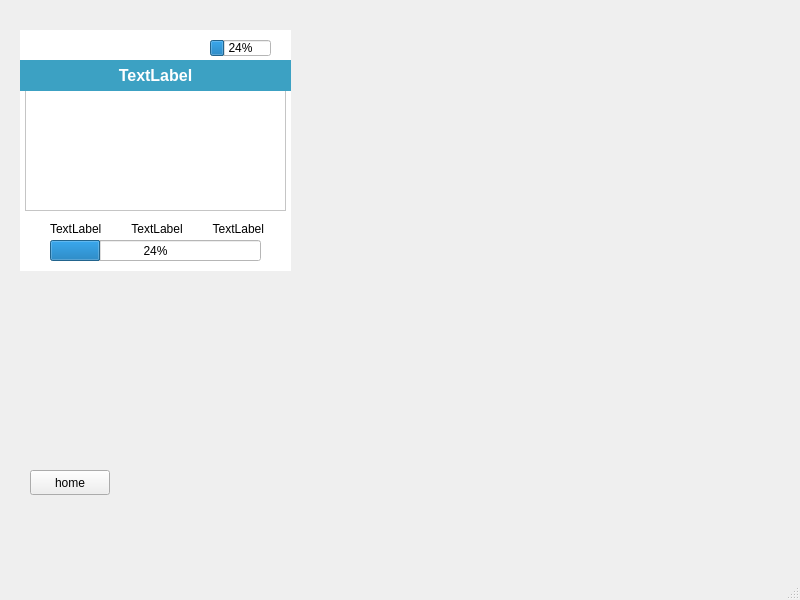
Qt form mainwindow.ui (lasitha-amuwala/CES-Simulator) before a commit.
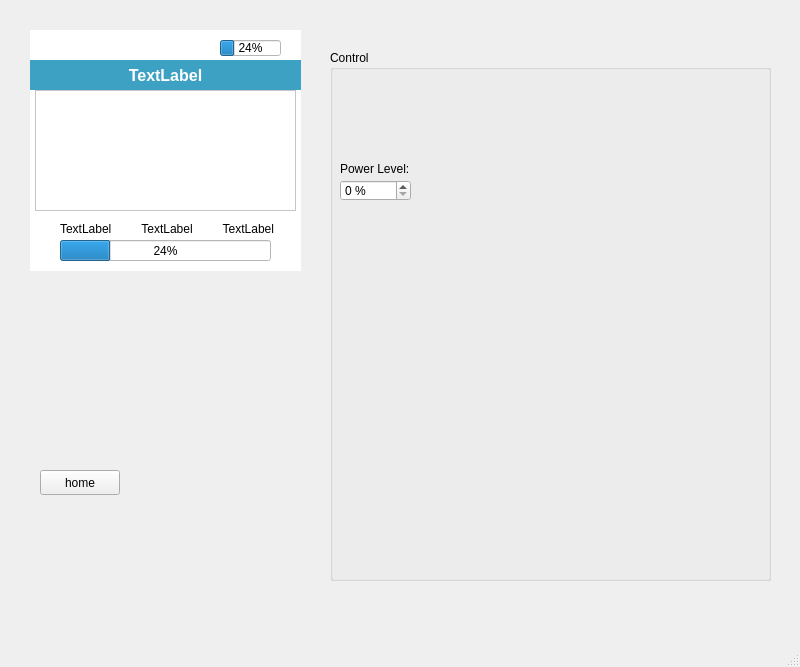
The same form after that commit. Icons and pictures are not drawn.

The edit to the form file:
```diff
--- a/mainwindow.ui
+++ b/mainwindow.ui
@@ -7,32 +7,119 @@
     <x>0</x>
     <y>0</y>
     <width>800</width>
-    <height>600</height>
+    <height>667</height>
    </rect>
   </property>
   <property name="windowTitle">
    <string>MainWindow</string>
   </property>
   <widget class="QWidget" name="centralwidget">
-   <widget class="QGraphicsView" name="graphicsView">
+   <widget class="QWidget" name="CESWidget" native="true">
     <property name="geometry">
      <rect>
       <x>10</x>
       <y>20</y>
-      <width>292</width>
+      <width>311</width>
       <height>521</height>
      </rect>
     </property>
+    <widget class="QPushButton" name="lockButtton">
+     <property name="geometry">
+      <rect>
+       <x>230</x>
+       <y>270</y>
+       <width>50</width>
+       <height>50</height>
+      </rect>
+     </property>
     <property name="styleSheet">
-     <string notr="true">border-image: url(:/resources/Overlay.svg);
-background-color: rgba(255, 255, 255, 0);</string>
+      <string notr="true">QPushButton {
+image: url(:/resources/LockButton.svg);
+border-radius:25px;
+}
+
+QPushButton:pressed {
+	background-color: #00D100;
+}</string>
+     </property>
+     <property name="text">
+      <string/>
+     </property>
+    </widget>
+    <widget class="QPushButton" name="okButton">
+     <property name="geometry">
+      <rect>
+       <x>130</x>
+       <y>370</y>
+       <width>50</width>
+       <height>50</height>
+      </rect>
+     </property>
+     <property name="styleSheet">
+      <string notr="true">QPushButton {
+image: url(:/resources/OkButton2.svg);
+border-radius: 25px;
+}
+
+QPushButton:pressed {
+	background-color: #00D100;
+}</string>
+     </property>
+     <property name="text">
+      <string/>
+     </property>
+    </widget>
+    <widget class="QPushButton" name="downButton">
+     <property name="geometry">
+      <rect>
+       <x>130</x>
+       <y>430</y>
+       <width>50</width>
+       <height>50</height>
+      </rect>
+     </property>
+     <property name="styleSheet">
+      <string notr="true">QPushButton {
+image: url(:/resources/DownButton.svg);
+border-radius: 25px;
+}
+
+QPushButton:pressed {
+	background-color: #00D100;
+}</string>
+     </property>
+     <property name="text">
+      <string/>
+     </property>
+    </widget>
+    <widget class="QPushButton" name="plusButton">
+     <property name="geometry">
+      <rect>
+       <x>190</x>
+       <y>370</y>
+       <width>50</width>
+       <height>50</height>
+      </rect>
+     </property>
+     <property name="styleSheet">
+      <string notr="true">QPushButton {
+image: url(:/resources/PlusButton.svg);
+border-radius:25px;
+}
+
+QPushButton:pressed {
+	background-color: #00D100;
+}</string>
+     </property>
+     <property name="text">
+      <string/>
     </property>
    </widget>
    <widget class="QPushButton" name="powerButton">
     <property name="geometry">
      <rect>
       <x>30</x>
-      <y>290</y>
+       <y>270</y>
       <width>51</width>
       <height>51</height>
      </rect>
@@ -51,57 +138,24 @@
      <string/>
     </property>
    </widget>
-   <widget class="QPushButton" name="upButton">
+    <widget class="QPushButton" name="homeButton">
     <property name="geometry">
      <rect>
-      <x>130</x>
-      <y>330</y>
-      <width>50</width>
-      <height>50</height>
-     </rect>
-    </property>
-    <property name="styleSheet">
-     <string notr="true">QPushButton {
-image: url(:/resources/UpButton.svg);
-border-radius: 25px;
-}
-
-QPushButton:pressed {
-	background-color: #00D100
-}</string>
-    </property>
-    <property name="text">
-     <string/>
-    </property>
-   </widget>
-   <widget class="QPushButton" name="downButton">
-    <property name="geometry">
-     <rect>
-      <x>130</x>
+       <x>30</x>
       <y>450</y>
-      <width>50</width>
-      <height>50</height>
-     </rect>
-    </property>
-    <property name="styleSheet">
-     <string notr="true">QPushButton {
-image: url(:/resources/DownButton.svg);
-border-radius: 25px;
-}
-
-QPushButton:pressed {
-	background-color: #00D100;
-}</string>
-    </property>
+       <width>80</width>
+       <height>25</height>
+      </rect>
+     </property>
     <property name="text">
-     <string/>
+      <string>home</string>
     </property>
    </widget>
    <widget class="QPushButton" name="minusButton">
     <property name="geometry">
      <rect>
       <x>70</x>
-      <y>390</y>
+       <y>370</y>
       <width>50</width>
       <height>50</height>
      </rect>
@@ -120,69 +174,23 @@
      <string/>
     </property>
    </widget>
-   <widget class="QPushButton" name="plusButton">
-    <property name="geometry">
-     <rect>
-      <x>190</x>
-      <y>390</y>
-      <width>50</width>
-      <height>50</height>
-     </rect>
-    </property>
-    <property name="styleSheet">
-     <string notr="true">QPushButton {
-image: url(:/resources/PlusButton.svg);
-border-radius:25px;
-}
-
-QPushButton:pressed {
-	background-color: #00D100;
-}</string>
-    </property>
-    <property name="text">
-     <string/>
-    </property>
-   </widget>
-   <widget class="QPushButton" name="okButton">
+    <widget class="QPushButton" name="upButton">
     <property name="geometry">
      <rect>
       <x>130</x>
-      <y>390</y>
+       <y>310</y>
       <width>50</width>
       <height>50</height>
      </rect>
     </property>
     <property name="styleSheet">
      <string notr="true">QPushButton {
-image: url(:/resources/OkButton2.svg);
+image: url(:/resources/UpButton.svg);
 border-radius: 25px;
 }
 
 QPushButton:pressed {
-	background-color: #00D100;
-}</string>
-    </property>
-    <property name="text">
-     <string/>
-    </property>
-   </widget>
-   <widget class="QPushButton" name="lockButtton">
-    <property name="geometry">
-     <rect>
-      <x>230</x>
-      <y>290</y>
-      <width>50</width>
-      <height>50</height>
-     </rect>
-    </property>
-    <property name="styleSheet">
-     <string notr="true">QPushButton {
-image: url(:/resources/LockButton.svg);
-border-radius:25px;
-}
-
-QPushButton:pressed {
-	background-color: #00D100;
+	background-color: #00D100
 }</string>
     </property>
     <property name="text">
@@ -193,24 +201,25 @@
     <property name="geometry">
      <rect>
       <x>20</x>
-      <y>30</y>
+       <y>10</y>
       <width>271</width>
       <height>241</height>
      </rect>
     </property>
     <property name="styleSheet">
      <string notr="true">background-color:#000;
-border-radius: 25%</string>
+border-radius: 25%;
+</string>
     </property>
     <property name="interactive">
      <bool>true</bool>
     </property>
    </widget>
-   <widget class="QWidget" name="CESWidget" native="true">
+    <widget class="QWidget" name="displayWidget" native="true">
     <property name="geometry">
      <rect>
       <x>20</x>
-      <y>30</y>
+       <y>10</y>
       <width>271</width>
       <height>241</height>
      </rect>
@@ -218,20 +227,6 @@
     <property name="styleSheet">
      <string notr="true">background-color:#fff</string>
     </property>
-    <widget class="QListWidget" name="MainMenu">
-     <property name="geometry">
-      <rect>
-       <x>5</x>
-       <y>60</y>
-       <width>261</width>
-       <height>121</height>
-      </rect>
-     </property>
-     <property name="styleSheet">
-      <string notr="true">font-size: 16px;
-selection-background-color: #72bcd4</string>
-     </property>
-    </widget>
     <widget class="QLabel" name="menuLabel">
      <property name="geometry">
       <rect>
@@ -342,31 +337,125 @@
       <set>Qt::AlignRight|Qt::AlignTrailing|Qt::AlignVCenter</set>
      </property>
     </widget>
-   </widget>
-   <widget class="QPushButton" name="homeButton">
+     <widget class="QWidget" name="verticalLayoutWidget">
+      <property name="geometry">
+       <rect>
+        <x>0</x>
+        <y>60</y>
+        <width>271</width>
+        <height>121</height>
+       </rect>
+      </property>
+      <layout class="QVBoxLayout" name="mainDisplay">
+       <property name="leftMargin">
+        <number>5</number>
+       </property>
+       <property name="rightMargin">
+        <number>5</number>
+       </property>
+       <item>
+        <widget class="QListWidget" name="MainMenu">
+         <property name="enabled">
+          <bool>true</bool>
+         </property>
+         <property name="styleSheet">
+          <string notr="true">font-size: 16px;
+selection-background-color: #72bcd4</string>
+         </property>
+        </widget>
+       </item>
+      </layout>
+     </widget>
+    </widget>
+    <widget class="QGraphicsView" name="graphicsView">
     <property name="geometry">
      <rect>
-      <x>30</x>
-      <y>470</y>
-      <width>80</width>
-      <height>25</height>
-     </rect>
-    </property>
-    <property name="text">
-     <string>home</string>
+       <x>10</x>
+       <y>0</y>
+       <width>291</width>
+       <height>511</height>
+      </rect>
+     </property>
+     <property name="styleSheet">
+      <string notr="true">border-image: url(:/resources/Overlay.svg);
+background-color: rgba(255, 255, 255, 0);</string>
     </property>
    </widget>
    <zorder>graphicsView_3</zorder>
-   <zorder>CESWidget</zorder>
+    <zorder>displayWidget</zorder>
    <zorder>graphicsView</zorder>
-   <zorder>powerButton</zorder>
-   <zorder>upButton</zorder>
+    <zorder>lockButtton</zorder>
+    <zorder>okButton</zorder>
    <zorder>downButton</zorder>
-   <zorder>minusButton</zorder>
    <zorder>plusButton</zorder>
-   <zorder>okButton</zorder>
-   <zorder>lockButtton</zorder>
+    <zorder>powerButton</zorder>
    <zorder>homeButton</zorder>
+    <zorder>minusButton</zorder>
+    <zorder>upButton</zorder>
+   </widget>
+   <widget class="QGroupBox" name="control">
+    <property name="geometry">
+     <rect>
+      <x>330</x>
+      <y>50</y>
+      <width>441</width>
+      <height>531</height>
+     </rect>
+    </property>
+    <property name="mouseTracking">
+     <bool>true</bool>
+    </property>
+    <property name="tabletTracking">
+     <bool>false</bool>
+    </property>
+    <property name="acceptDrops">
+     <bool>true</bool>
+    </property>
+    <property name="statusTip">
+     <string notr="true"/>
+    </property>
+    <property name="title">
+     <string>Control</string>
+    </property>
+    <widget class="QSpinBox" name="spinBox">
+     <property name="geometry">
+      <rect>
+       <x>10</x>
+       <y>130</y>
+       <width>71</width>
+       <height>21</height>
+      </rect>
+     </property>
+     <property name="suffix">
+      <string> %</string>
+     </property>
+     <property name="prefix">
+      <string/>
+     </property>
+     <property name="minimum">
+      <number>0</number>
+     </property>
+     <property name="maximum">
+      <number>100</number>
+     </property>
+     <property name="displayIntegerBase">
+      <number>10</number>
+     </property>
+    </widget>
+    <widget class="QLabel" name="label">
+     <property name="geometry">
+      <rect>
+       <x>10</x>
+       <y>110</y>
+       <width>101</width>
+       <height>17</height>
+      </rect>
+     </property>
+     <property name="text">
+      <string>Power Level:</string>
+     </property>
+    </widget>
+   </widget>
   </widget>
   <widget class="QMenuBar" name="menubar">
    <property name="geometry">
```
Lines whose indentation alone changed are shown as unchanged.
